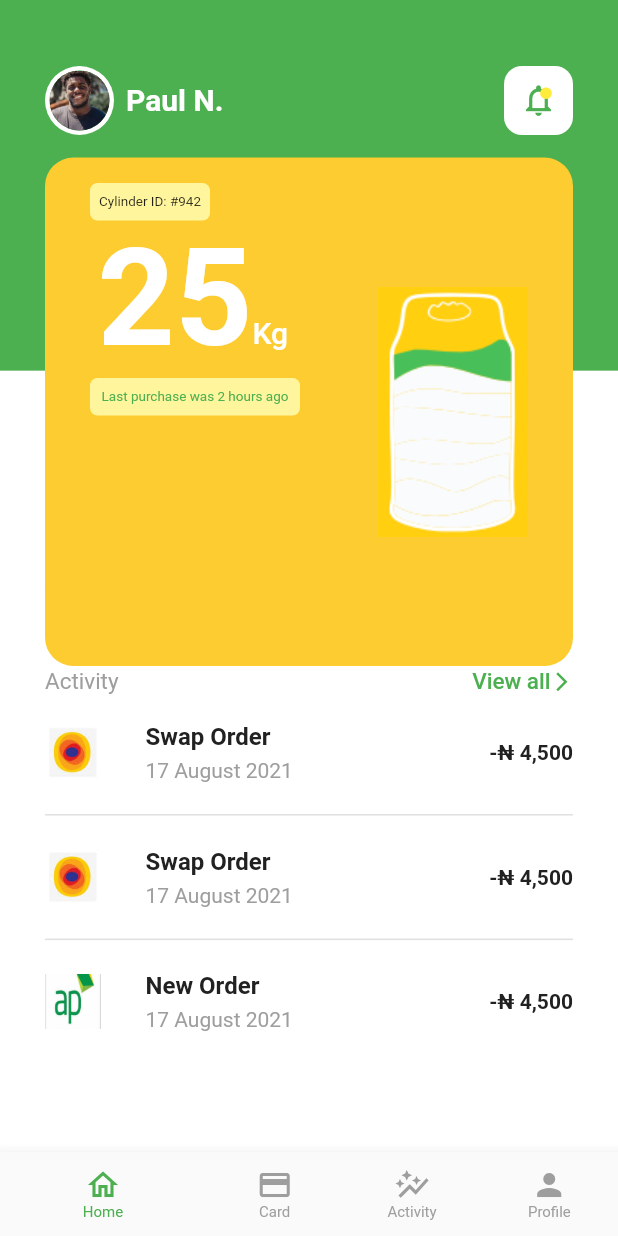
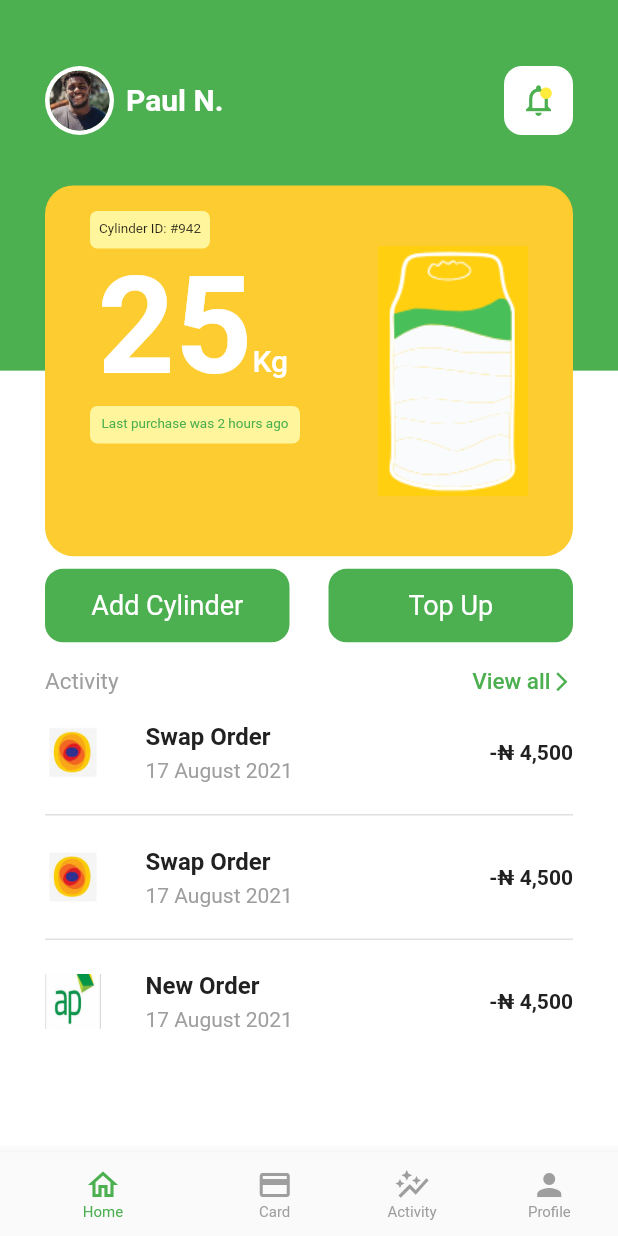
Before and after one commit to otitibeth/nck_test, a Flutter app: the screen it shows after launch, on a phone screen of 412 x 824 dp. Run offline on Flutter 3.47's test engine with Material 2 defaults, Android fonts, the light colour scheme and no system bars.

Commit message:
responsive

```diff
--- a/lib/screens/home_screen.dart
+++ b/lib/screens/home_screen.dart
@@ -9,17 +9,20 @@ class HomeScreen extends StatelessWidget {
 
   @override
   Widget build(BuildContext context) {
+    var h = MediaQuery.of(context).size.height;
+    var w = MediaQuery.of(context).size.width;
     return Scaffold(
       body: SingleChildScrollView(
         child: Stack(
-          children: const [
-            HomeContainer(),
+          // alignment: Alignment.lerp(a, b, t),
+          children: [
+            const HomeContainer(),
             Positioned(
-                top: 105,
-                bottom: 380,
+                top: h * 0.15,
+                // bottom: h * 100,
                 left: 0,
                 right: 0,
-                child: CylinderContainer()),
+                child: const CylinderContainer()),
           ],
         ),
       ),
@@ -66,6 +69,8 @@ class CylinderContainer extends StatelessWidget {
 
   @override
   Widget build(BuildContext context) {
+    var h = MediaQuery.of(context).size.height;
+    var w = MediaQuery.of(context).size.width;
     return Padding(
       padding: const EdgeInsets.symmetric(
         horizontal: 30,
@@ -73,7 +78,7 @@ class CylinderContainer extends StatelessWidget {
       child: Container(
         // alignment: Alignment.center,
         width: double.infinity,
-        height: 160,
+        height: h * 0.3,
         decoration: BoxDecoration(
           borderRadius: BorderRadius.circular(19),
           color: const Color.fromARGB(255, 252, 204, 48),
--- a/lib/screens/topup_screen.dart
+++ b/lib/screens/topup_screen.dart
@@ -16,6 +16,7 @@ class TopupScreen extends StatelessWidget {
           child: Padding(
             padding: const EdgeInsets.symmetric(vertical: 20, horizontal: 30),
             child: Container(
+              width: MediaQuery.of(context).size.width,
               child: Column(
                 mainAxisSize: MainAxisSize.min,
                 crossAxisAlignment: CrossAxisAlignment.start,
--- a/lib/widgets/home_container.dart
+++ b/lib/widgets/home_container.dart
@@ -103,7 +103,9 @@ class HomeContainer extends StatelessWidget {
                       ],
                     ),
                   ),
-                  Padding(
+                  Container(
+                    width: MediaQuery.of(context).size.width,
+                    child: Padding(
                       padding: const EdgeInsets.symmetric(horizontal: 30),
                       child: Row(
                         mainAxisAlignment: MainAxisAlignment.spaceAround,
@@ -121,6 +123,7 @@ class HomeContainer extends StatelessWidget {
                             },
                           ),
                         ],
+                      ),
                     ),
                   ),
                   const SizedBox(height: 17),
```
Lines whose indentation alone changed are shown as unchanged.
